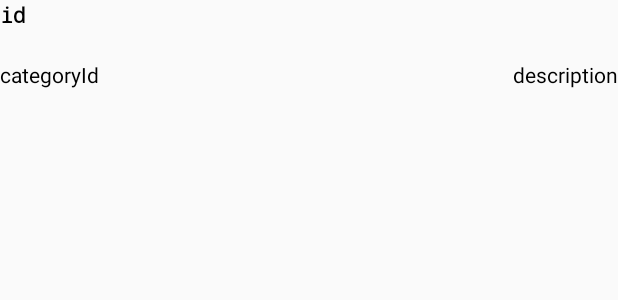
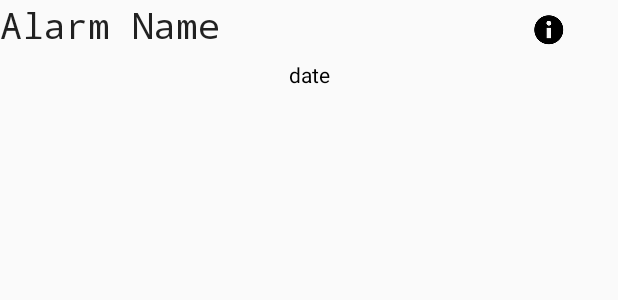
Before and after one commit to lilogevo/Perry, an Android app: the layout itemlistrow.xml on its own in the app's theme, with its tools: preview values and no code run, on a phone screen of 412 x 824 dp. Shown: the top 300 px of the screen. Run offline under Robolectric (Android 15) with nearby library versions, the phone set to English and light mode, and no system bars.

Commit message:
Still working on editing portion

```diff
--- a/PERRY2/app/src/main/java/a461lapp/perry/AlarmReceiver.java
+++ b/PERRY2/app/src/main/java/a461lapp/perry/AlarmReceiver.java
@@ -13,7 +13,7 @@ public class AlarmReceiver extends BroadcastReceiver {
     @Override
     public void onReceive(Context context, Intent intent) {
         System.out.println("received");
-        Toast.makeText(context, "I'm running", Toast.LENGTH_SHORT).show();
+        Toast.makeText(context, "TEXAS FIGHT", Toast.LENGTH_SHORT).show();
 
         Intent ringtone_intent = new Intent(context, RingtoneService.class);
         context.startService(ringtone_intent);
--- a/PERRY2/app/src/main/java/a461lapp/perry/DBHelper.java
+++ b/PERRY2/app/src/main/java/a461lapp/perry/DBHelper.java
@@ -15,7 +15,7 @@ import java.util.HashMap;
 
 public class DBHelper extends SQLiteOpenHelper {
     private static DBHelper mInstance;
-    public static final String DATABASE_NAME = "alarm.db";
+    public static final String DATABASE_NAME = "alarms.db";
     public static final String TABLE_NAME = "alarm_list";
     public static final String COLUMN_ID = "id";
     public static final String COLUMN_NAME = "name";
--- a/PERRY2/app/src/main/java/a461lapp/perry/Data.java
+++ b/PERRY2/app/src/main/java/a461lapp/perry/Data.java
@@ -1,10 +1,12 @@
 package a461lapp.perry;
+
+import java.io.Serializable;
 
 /**
  * Created by aftabhadimohd on 11/28/16.
  */
 
-public class Data {
+public class Data implements Serializable{
 
     private String name;
     private String year;
--- a/PERRY2/app/src/main/res/layout/itemlistrow.xml
+++ b/PERRY2/app/src/main/res/layout/itemlistrow.xml
@@ -7,36 +7,47 @@
         android:id="@+id/TableRow01"
         android:layout_height="wrap_content">
 
-        <TextView android:textColor="#000000"
-            android:id="@+id/id"
+        <TextView
+            android:id="@+id/alarm_name"
             android:layout_width="fill_parent"
             android:layout_height="wrap_content"
-            android:text="id" android:textStyle="bold"
+            android:text="Alarm Name"
             android:gravity="left"
             android:layout_weight="1"
             android:typeface="monospace"
-            android:height="40sp" />
+            android:height="40sp"
+            android:textAppearance="@style/TextAppearance.AppCompat.Headline"
+            android:focusableInTouchMode="false"
+            android:clickable="false"
+            android:focusable="false"/>
+
+        <ImageButton
+            android:layout_width="92dp"
+            android:layout_height="match_parent"
+            android:layout_gravity="center"
+            android:src="@drawable/info"
+            android:id="@+id/infoButton"
+            android:background="@android:color/transparent"
+            android:focusableInTouchMode="false"
+            android:clickable="false"
+            android:focusable="false"/>
+
     </TableRow>
 
     <TableRow android:layout_height="wrap_content"
         android:layout_width="fill_parent">
 
-        <TextView android:textColor="#000000"
-            android:id="@+id/categoryId"
-            android:layout_width="fill_parent"
-            android:layout_height="wrap_content"
-            android:text="categoryId"
-            android:layout_weight="1"
-            android:height="20sp" />
-
         <TextView android:layout_height="wrap_content"
             android:layout_width="fill_parent"
             android:layout_weight="1"
             android:textColor="#000000"
-            android:gravity="right"
-            android:id="@+id/description"
-            android:text="description"
-            android:height="20sp" />
+            android:gravity="center_horizontal"
+            android:id="@+id/date"
+            android:text="date"
+            android:height="20sp"
+            android:focusableInTouchMode="false"
+            android:clickable="false"
+            android:focusable="false"/>
     </TableRow>
 
 </TableLayout>
```
Also changed, not shown: PERRY2/app/src/main/java/a461lapp/perry/ListAdapter.java (+27 -12 lines), PERRY2/app/src/main/java/a461lapp/perry/MainActivity.java (+25 -11 lines), PERRY2/app/src/main/java/a461lapp/perry/Notification.java (+26 -7 lines), PERRY2/app/src/main/res/layout/activity_alarm.xml (+1 -10 lines), PERRY2/app/src/main/res/layout/activity_main.xml (+2 -10 lines), PERRY2/app/src/main/res/drawable-xxhdpi/info.png (added).
